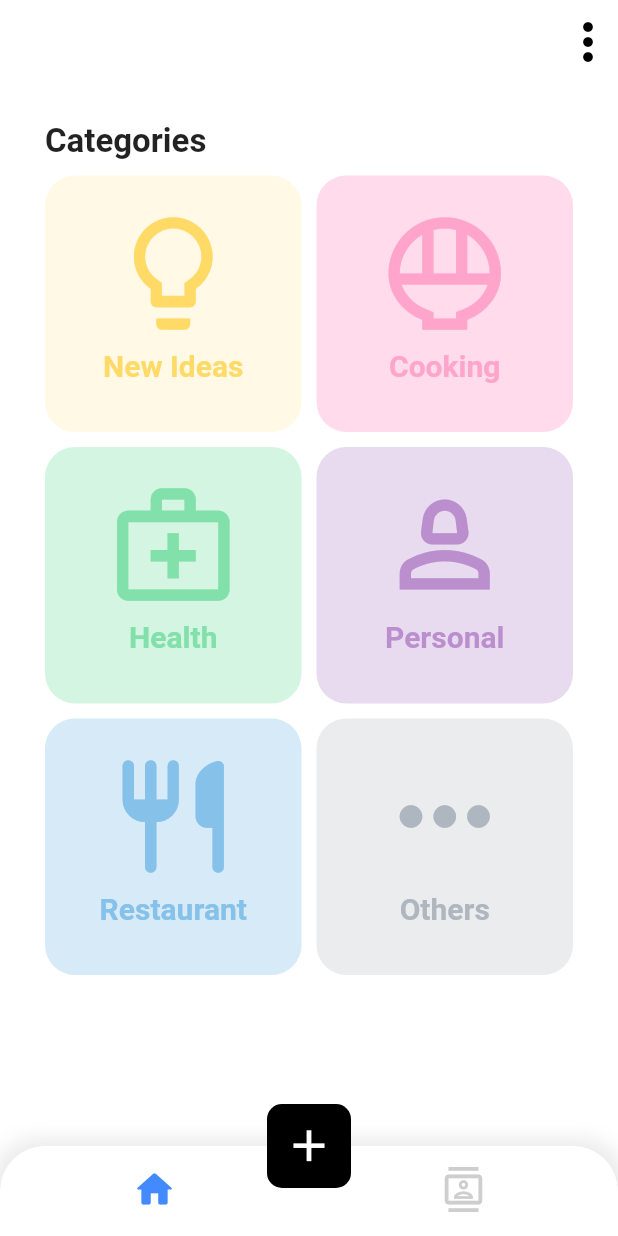
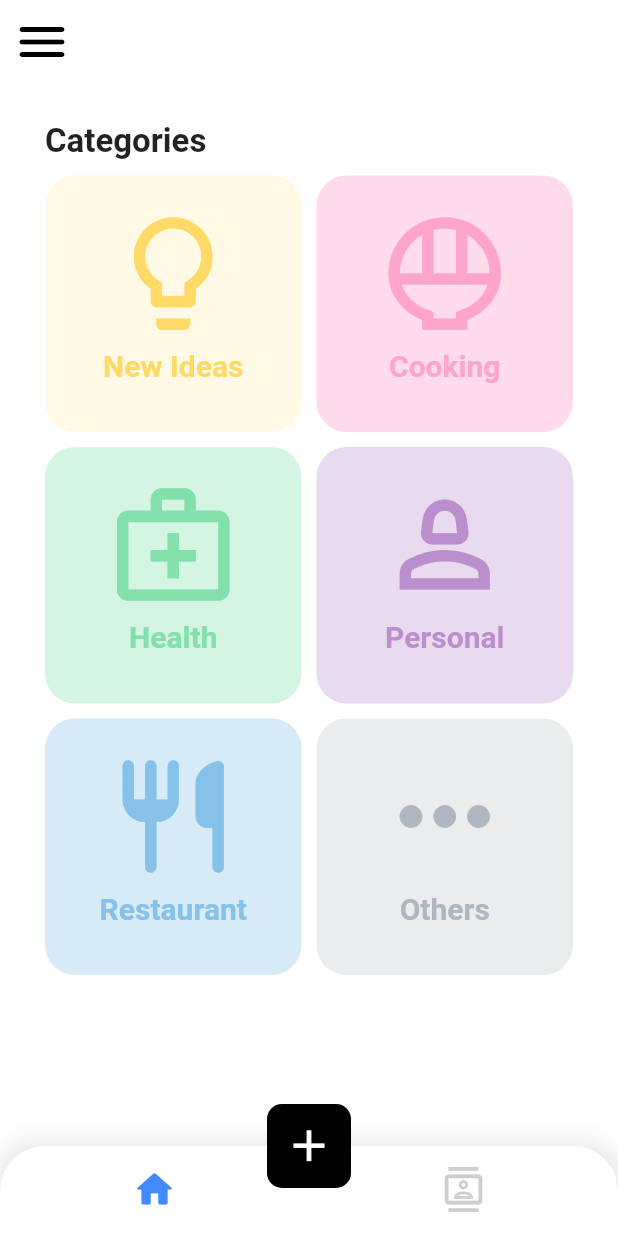
Before and after one commit to impulsado/personalDB, a Flutter app: the DetailPage screen opened directly with sample values from the repository, after a tap on the "arrow back ios new" icon, on a phone screen of 412 x 824 dp. Run offline on Flutter 3.47's test engine with Material 2 defaults, Android fonts, the phone set to English and light mode, and no system bars.

Commit message:
(MOD) Changed AppBar. #2

```diff
--- a/lib/detail/detail.dart
+++ b/lib/detail/detail.dart
@@ -22,7 +22,7 @@ class DetailPage extends StatelessWidget {
       backgroundColor: Colors.white,
       elevation: 0,
       leading: GestureDetector(
-          child: Icon(Icons.arrow_back_ios_new, color: Colors.black),
+          child: const Icon(Icons.arrow_back_ios_new, color: Colors.black),
           onTap: () {Navigator.push(context, MaterialPageRoute(builder: (context) => HomePage()),);}
       ),
     );
--- a/lib/home/home.dart
+++ b/lib/home/home.dart
@@ -70,9 +70,7 @@ class HomePage extends StatelessWidget {
     return AppBar(
       backgroundColor: Colors.white,
       elevation: 0,
-      actions: const [
-        Icon(Icons.more_vert, color: Colors.black, size: 40,)
-      ],
+      leading: const Icon(Icons.menu_rounded, color: Colors.black, size: 40,)
     );
   }
 }
```
